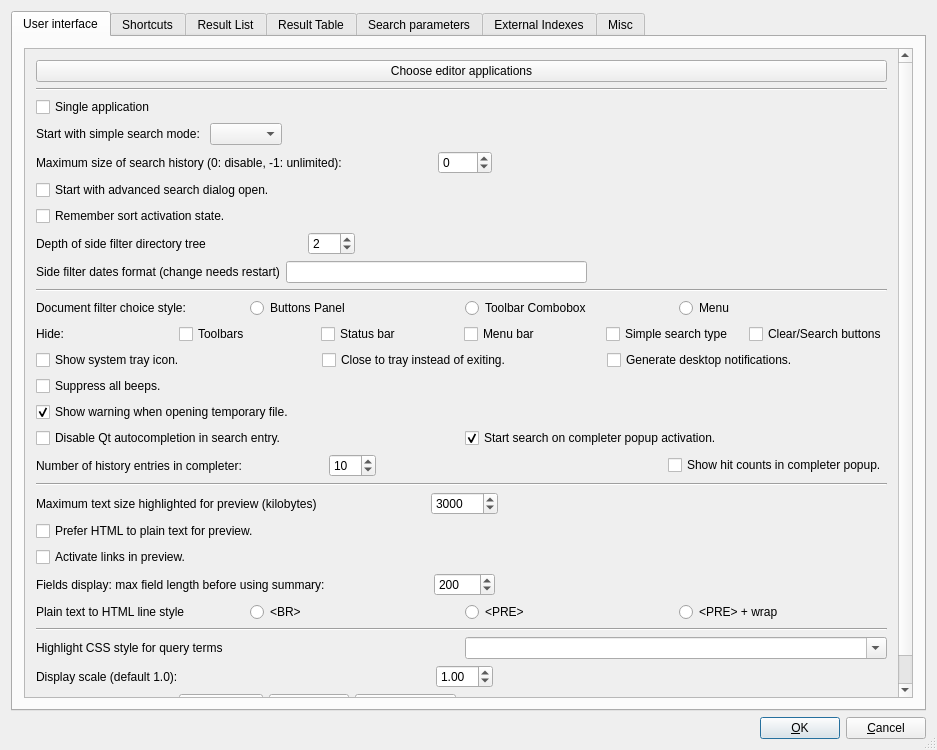
Before: the Qt Designer form src/qtgui/uiprefs.ui in alarmz/recoll, drawn with Qt 5.
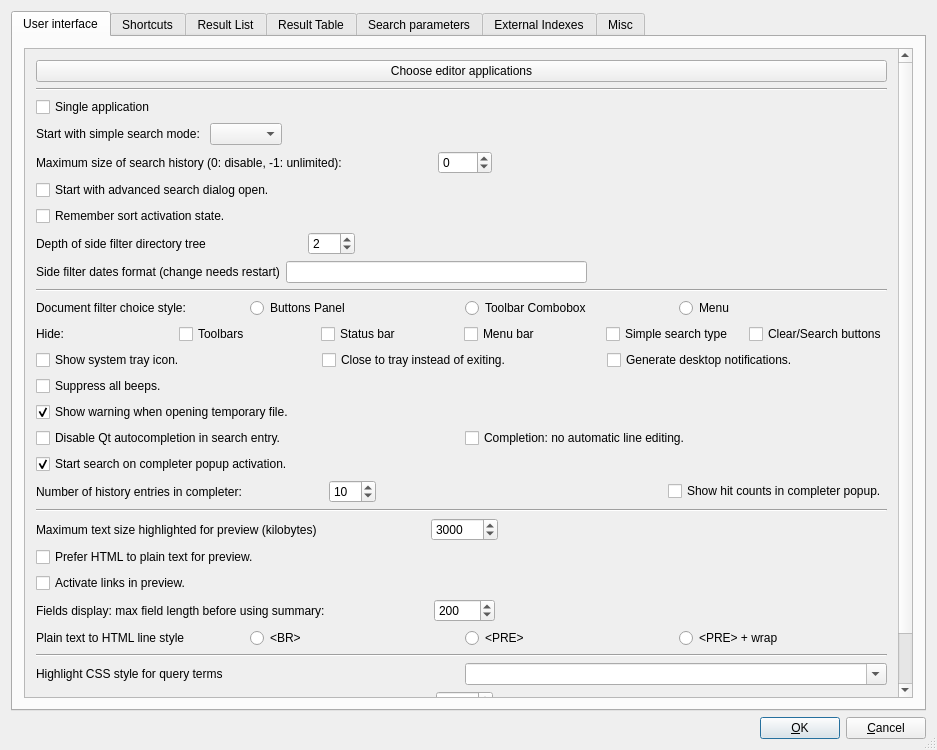
After: the same form once the commit is applied.

Commit message: GUI: added more passive completion mode to the search entry: no auto-editing the line

```diff
--- a/src/qtgui/uiprefs.ui
+++ b/src/qtgui/uiprefs.ui
@@ -445,6 +445,21 @@
               </widget>
              </item>
              <item>
+              <widget class="QCheckBox" name="ssearchCompletePassiveCB">
+               <property name="toolTip">
+                <string>The completion only changes the entry when activated.</string>
+               </property>
+               <property name="text">
+                <string>Completion: no automatic line editing.</string>
+               </property>
+               <property name="checked">
+                <bool>false</bool>
+               </property>
+              </widget>
+             </item>
+            </layout>
+           </item>
+             <item>
               <widget class="QCheckBox" name="ssSearchOnCompleteCB">
                <property name="text">
                 <string>Start search on completer popup activation.</string>
@@ -454,8 +469,6 @@
                </property>
               </widget>
              </item>
-            </layout>
-           </item>
            <item>
             <layout class="QHBoxLayout" name="horizontalLayout12">
              <item>
```
The commit also changes 5 other files.
